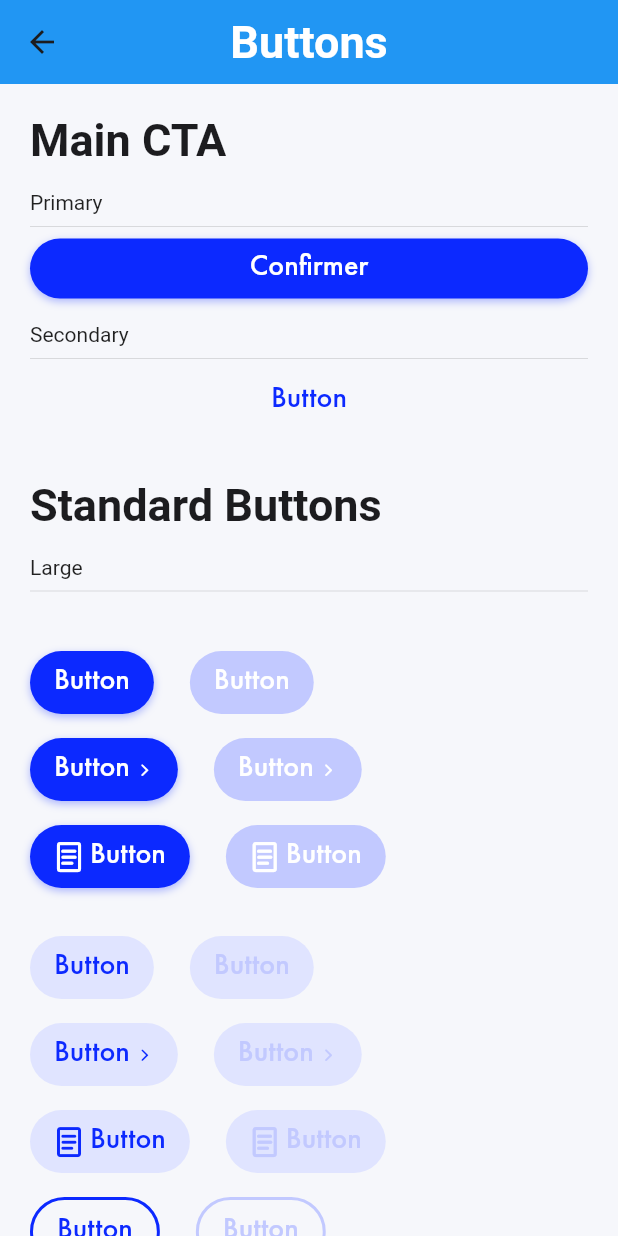
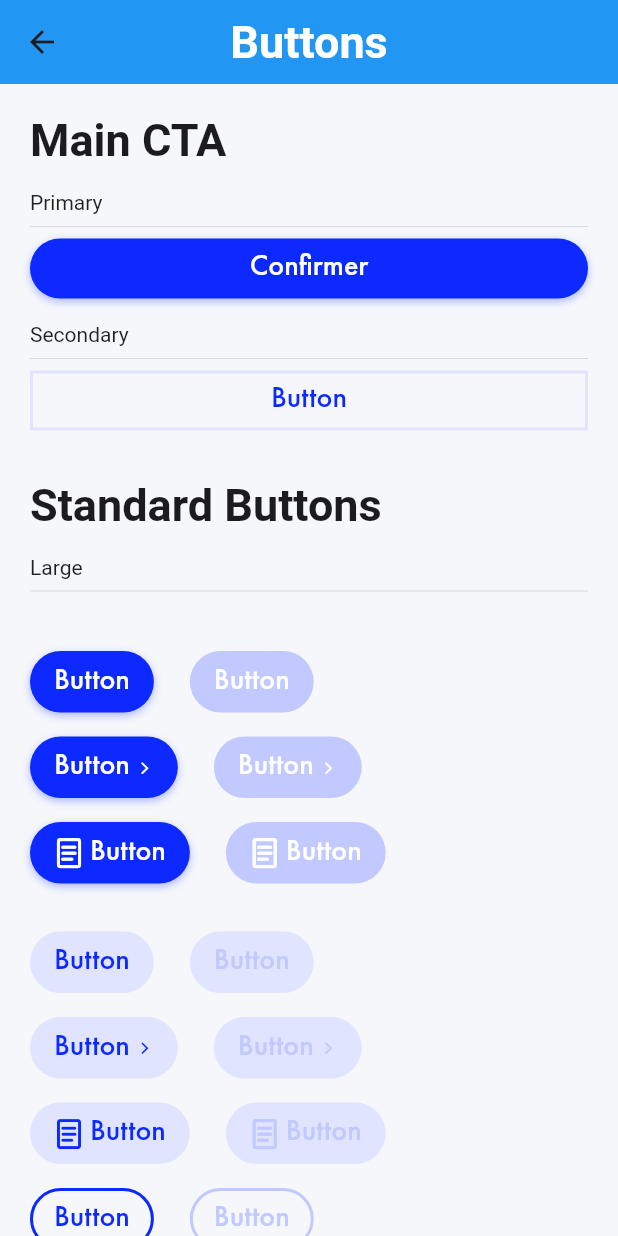
Before and after one commit to djamoapp/app-ui, a Flutter app: the ButtonsView screen opened by its route, on a phone screen of 412 x 824 dp. Run offline on Flutter 3.47's test engine with Material 2 defaults, Android fonts, the phone set to English and light mode, and no system bars; our stand-ins replace cached_network_image, charts_flutter, countup, custom_sliding_segmented_control, dotted_line, flutter_svg and 5 more; missing offline and left inert: country_calling_code_picker; Roboto replaces fonts that are missing (Futura PT).

Commit message:
buttons update

```diff
--- a/example/lib/src/views/labo/labo_view.dart
+++ b/example/lib/src/views/labo/labo_view.dart
@@ -24,12 +24,13 @@ class LaboView extends StatelessWidget {
         padding: EdgeInsets.all(20),
         child: Column(
           children: <Widget>[
+            //Assets.icons.colored.trophy.svg(),
+            Gap(50),
             Row(
               children: [
                 Expanded(
                   child: AppBasicTag(
                     selected: false,
-                    enable: false,
                   ),
                 ),
               ],
--- a/lib/core_components/controls/buttons/main_cta/secondary_cta.dart
+++ b/lib/core_components/controls/buttons/main_cta/secondary_cta.dart
@@ -4,17 +4,20 @@ import 'package:app_ui/design_tokens/colors/interface_colors.dart';
 import 'package:app_ui/design_tokens/typography/typography.dart' as t;
 
 class SecondaryCTA extends StatelessWidget {
-  const SecondaryCTA(
-      {Key? key,
+  const SecondaryCTA({
+    Key? key,
     this.onPressed,
     this.label = "Button",
     this.isLoading = false,
-      this.enabled = true})
-      : super(key: key);
+    this.enabled = true,
+    this.labelOverflow = TextOverflow.ellipsis,
+  }) : super(key: key);
 
   final Function()? onPressed;
 
   final String label;
+
+  final TextOverflow labelOverflow;
 
   final bool isLoading;
 
@@ -26,14 +29,25 @@ class SecondaryCTA extends StatelessWidget {
       highlightColor: Colors.transparent,
       onTap: enabled && !isLoading ? onPressed : null,
       borderRadius: BorderRadius.circular(24),
+      child: Container(
+        decoration: BoxDecoration(
+          border: Border.all(
+            width: 2,
+            color: enabled
+                ? InterfaceColors.action.specialColor!
+                : InterfaceColors.action.defaultColor!,
+          ),
+        ),
+        height: 40,
         child: isLoading
-          ? const Center(child: AppLoader())
+            ? const Center(
+                child: AppLoader(
+                  size: 20,
+                ),
+              )
             : Row(
                 children: [
                   Expanded(
-                  child: SizedBox(
-                    height: 40,
-                    child: Center(
                     child: Text(
                       label,
                       style: t.AppTypography.title!.small!.copyWith(
@@ -41,12 +55,13 @@ class SecondaryCTA extends StatelessWidget {
                             ? InterfaceColors.action.defaultColor
                             : InterfaceColors.action.disabledColor,
                       ),
-                      ),
-                    ),
+                      textAlign: TextAlign.center,
+                      overflow: labelOverflow,
                     ),
                   ),
                 ],
               ),
+      ),
     );
   }
 }
--- a/lib/core_components/controls/buttons/standard_buttons/standard_button.dart
+++ b/lib/core_components/controls/buttons/standard_buttons/standard_button.dart
@@ -1,4 +1,5 @@
 import 'package:app_ui/core/enums/standard_button_style.dart';
+import 'package:app_ui/design_tokens/layout_and_spacing/app_spacings.dart';
 import 'package:flutter/material.dart';
 import 'package:app_ui/core_components/views/loader/loader.dart';
 import 'package:app_ui/design_tokens/colors/interface_colors.dart';
@@ -17,7 +18,6 @@ class StandardButton extends StatelessWidget {
     this.suffixIconSize = 24,
     this.onPressed,
     this.borderRadius = 0,
-    this.padding,
     this.isLoading = false,
     this.enabledColor,
     this.enabledLabelColor,
@@ -37,7 +37,6 @@ class StandardButton extends StatelessWidget {
   final double suffixIconSize;
   final double borderRadius;
   final Function()? onPressed;
-  final EdgeInsets? padding;
   final bool isLoading;
   final Color? enabledColor;
   final Color? enabledLabelColor;
@@ -49,6 +48,12 @@ class StandardButton extends StatelessWidget {
   @override
   Widget build(BuildContext context) {
     return Container(
+      padding: EdgeInsets.only(
+        left: AppSpacings.m - (style == StandardButtonStyle.outlined ? 2 : 0),
+        right: AppSpacings.m - (style == StandardButtonStyle.outlined ? 2 : 0),
+        top: AppSpacings.s - (style == StandardButtonStyle.outlined ? 2 : 0),
+        bottom: AppSpacings.s - (style == StandardButtonStyle.outlined ? 2 : 0),
+      ),
       decoration: style == StandardButtonStyle.filled
           ? _filledDecoration
           : style == StandardButtonStyle.filledLight
@@ -62,14 +67,14 @@ class StandardButton extends StatelessWidget {
           onTap: enabled && !isLoading ? onPressed : null,
           highlightColor: Colors.transparent,
           borderRadius: BorderRadius.circular(borderRadius),
-          child: Padding(
-            padding: padding ??
-                EdgeInsets.all(style == StandardButtonStyle.filled ? 6 : 8),
           child: isLoading
-                ? AppLoader(
+              ? Center(
+                  child: AppLoader(
+                    size: 20,
                     color: style == StandardButtonStyle.filled
                         ? Colors.white
                         : null,
+                  ),
                 )
               : Row(
                   mainAxisSize: MainAxisSize.min,
@@ -91,6 +96,7 @@ class StandardButton extends StatelessWidget {
                     ],
                     Text(
                       label,
+                      textAlign: TextAlign.center,
                       overflow: TextOverflow.ellipsis,
                       style: textStyle.copyWith(
                         color: style == StandardButtonStyle.filled
@@ -118,7 +124,6 @@ class StandardButton extends StatelessWidget {
                 ),
         ),
       ),
-      ),
     );
   }
 
@@ -143,7 +148,9 @@ class StandardButton extends StatelessWidget {
       );
 
   BoxDecoration get _filledLightDecoration => BoxDecoration(
-        color: enabled ? enabledColor ?? InterfaceColors.action.specialColor : disabledColor ?? InterfaceColors.action.specialColor,
+        color: enabled
+            ? enabledColor ?? InterfaceColors.action.specialColor
+            : disabledColor ?? InterfaceColors.action.specialColor,
         borderRadius: BorderRadius.circular(borderRadius),
       );
 
--- a/lib/core_components/controls/buttons/standard_buttons/standard_buttons.dart
+++ b/lib/core_components/controls/buttons/standard_buttons/standard_buttons.dart
@@ -15,12 +15,6 @@ class StandardButtons {
     double prefixIconSize = 20,
     double suffixIconSize = 12,
     double borderRadius = 24,
-    EdgeInsets padding = const EdgeInsets.only(
-      left: 16,
-      right: 16,
-      top: 8.5,
-      bottom: 8.5,
-    ),
     Function()? onPressed,
     Color? enabledColor,
     Color? enabledLabelColor,
@@ -40,7 +34,6 @@ class StandardButtons {
         suffixIconSize: suffixIconSize,
         onPressed: onPressed,
         borderRadius: borderRadius,
-        padding: padding,
         enabledColor: enabledColor,
         enabledLabelColor: enabledLabelColor,
         disabledColor: disabledColor,
@@ -57,13 +50,7 @@ class StandardButtons {
     bool enabled = true,
     double prefixIconSize = 13.33,
     double suffixIconSize = 8,
-    double borderRadius = 16,
-    EdgeInsets padding = const EdgeInsets.only(
-      left: 16,
-      right: 16,
-      top: 7,
-      bottom: 7,
-    ),
+    double borderRadius = 20,
     Function()? onPressed,
     Color? enabledColor,
     Color? enabledLabelColor,
@@ -83,7 +70,6 @@ class StandardButtons {
         suffixIconSize: prefixIconSize,
         onPressed: onPressed,
         borderRadius: borderRadius,
-        padding: padding,
         enabledColor: enabledColor,
         enabledLabelColor: enabledLabelColor,
         disabledColor: disabledColor,
@@ -101,12 +87,6 @@ class StandardButtons {
     double prefixIconSize = 11.67,
     double suffixIconSize = 6,
     double borderRadius = 16,
-    EdgeInsets padding = const EdgeInsets.only(
-      left: 16,
-      right: 16,
-      top: 4,
-      bottom: 4,
-    ),
     Function()? onPressed,
     Color? enabledColor,
     Color? enabledLabelColor,
@@ -121,14 +101,11 @@ class StandardButtons {
         prefixIcon: prefixIcon,
         style: style,
         suffixIcon: suffixIcon,
-        textStyle: style != StandardButtonStyle.text
-            ? t.AppTypography.body!.bTiny!
-            : t.AppTypography.label!.small!,
+        textStyle: t.AppTypography.body!.bTiny!,
         prefixIconSize: prefixIconSize,
         suffixIconSize: suffixIconSize,
         onPressed: onPressed,
         borderRadius: borderRadius,
-        padding: padding,
         enabledColor: enabledColor,
         enabledLabelColor: enabledLabelColor,
         disabledColor: disabledColor,
--- a/lib/core_components/views/section_label/section_label.dart
+++ b/lib/core_components/views/section_label/section_label.dart
@@ -49,7 +49,6 @@ class AppSectionLabel extends StatelessWidget {
           StandardButton(
             style: StandardButtonStyle.text,
             textStyle: buttonLabelStyle ?? AppTypography.label!.bSmall!,
-            padding: buttonPadding,
             label: buttonLabel,
             onPressed: onButtonTap,
             borderRadius: kDefaultBorderRadius,
```
Also changed, not shown: lib/core_components/controls/buttons/main_cta/duo.dart (added, +10 -0 lines), lib/core_components/controls/text_fields/app_date_picker.dart (+0 -28 lines). Lines whose indentation alone changed are shown as unchanged.
